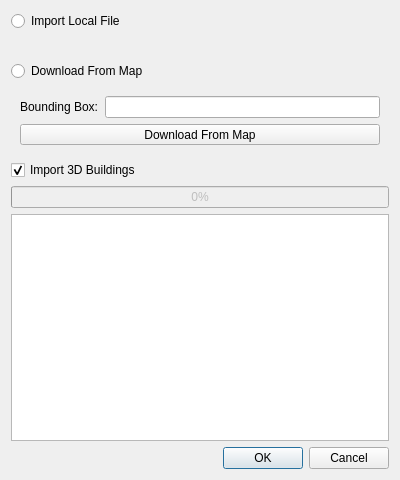
Brockaaa/SIM-VICUS, file SIM-VICUS/src/SVImportOSMDialog.ui: the form before one commit.
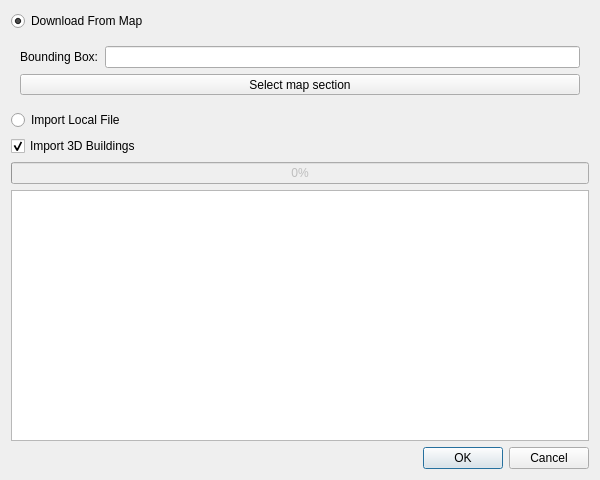
The form after the commit. Custom widgets are drawn as their Qt base class.

Commit message: some work on import dialog

What changed in the file:
```diff
--- a/SIM-VICUS/src/SVImportOSMDialog.ui
+++ b/SIM-VICUS/src/SVImportOSMDialog.ui
@@ -9,7 +9,7 @@
    <rect>
     <x>0</x>
     <y>0</y>
-    <width>400</width>
+    <width>600</width>
     <height>480</height>
    </rect>
   </property>
@@ -20,31 +20,15 @@
    <item>
     <layout class="QHBoxLayout" name="horizontalLayout" stretch="1">
      <item>
-      <layout class="QVBoxLayout" name="verticalLayoutSettings" stretch="0,0,0,0,0,0,1">
-       <item>
-        <widget class="QRadioButton" name="radioButtonImportFile">
-         <property name="text">
-          <string>Import Local File</string>
-         </property>
-         <attribute name="buttonGroup">
-          <string notr="true">buttonGroup</string>
-         </attribute>
-        </widget>
-       </item>
-       <item>
-        <widget class="QWidget" name="widgetLocal" native="true">
-         <layout class="QVBoxLayout" name="verticalLayout_2">
-          <item>
-           <widget class="QtExt::BrowseFilenameWidget" name="widgetBrowseFilename" native="true"/>
-          </item>
-         </layout>
-        </widget>
-       </item>
+      <layout class="QVBoxLayout" name="verticalLayoutSettings" stretch="0,0,0,0,0,1">
        <item>
         <widget class="QRadioButton" name="radioButtonDownloadOSM">
          <property name="text">
           <string>Download From Map</string>
          </property>
+	 <property name="checked">
+	  <bool>true</bool>
+	 </property>
          <attribute name="buttonGroup">
           <string notr="true">buttonGroup</string>
          </attribute>
@@ -80,13 +64,39 @@
              </sizepolicy>
             </property>
             <property name="text">
-             <string>Download From Map</string>
+	     <string>Select map section</string>
             </property>
            </widget>
           </item>
          </layout>
         </widget>
        </item>
+       <item>
+        <layout class="QHBoxLayout" name="horizontalLayout_2">
+	 <property name="spacing">
+	  <number>0</number>
+	 </property>
+	 <item>
+	  <widget class="QRadioButton" name="radioButtonImportFile">
+	   <property name="text">
+	    <string>Import Local File</string>
+	   </property>
+	   <attribute name="buttonGroup">
+	    <string notr="true">buttonGroup</string>
+	   </attribute>
+	  </widget>
+	 </item>
+	 <item>
+	  <widget class="QWidget" name="widgetLocal" native="true">
+	   <layout class="QVBoxLayout" name="verticalLayout_2">
+	    <item>
+	     <widget class="QtExt::BrowseFilenameWidget" name="widgetBrowseFilename" native="true"/>
+	    </item>
+	   </layout>
+	  </widget>
+	 </item>
+	</layout>
+       </item>
        <item>
         <widget class="QCheckBox" name="checkBoxToggle3D">
          <property name="enabled">
```
Lines whose indentation alone changed are shown as unchanged. The commit also changes 8 other files.
